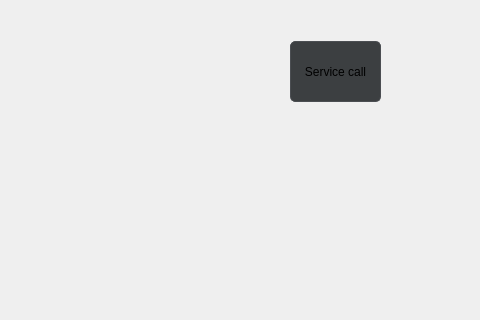
First picture: the form in rover_gui/ui/ui/DeviceStatus.ui, repository robotique-udes/rover, before the edit; both pictures show x 471 to 951 and y 0 to 320 of the 1160 by 834 pixel window.
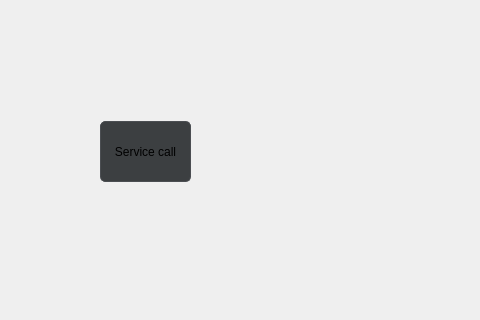
Second picture: the form after the edit. Icons and pictures are not drawn.

Commit message: Resizing image and moving overlays

Patch:
```diff
--- a/rover_gui/ui/ui/DeviceStatus.ui
+++ b/rover_gui/ui/ui/DeviceStatus.ui
@@ -195,8 +195,8 @@
      <widget class="QPushButton" name="pb_serviceCall">
       <property name="geometry">
        <rect>
-        <x>750</x>
-        <y>30</y>
+        <x>560</x>
+        <y>110</y>
         <width>91</width>
         <height>61</height>
        </rect>
```
The commit also changes 2 other files.
